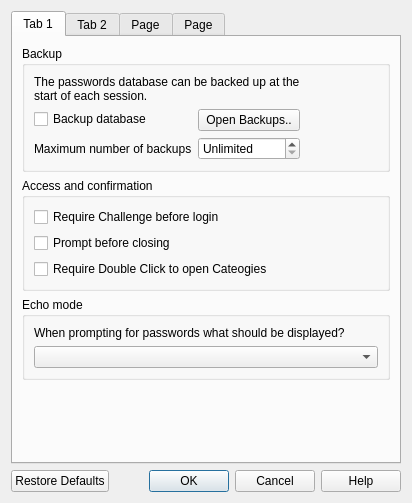
The window that ui/preferencesdialog.ui (sysal1280/passwords) describes before a commit, drawn with Qt 5.
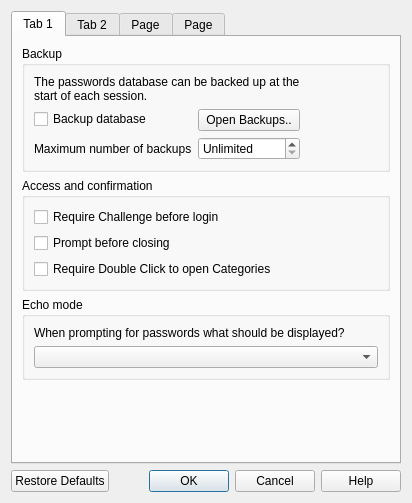
The same window after the commit.

Commit message:
Preferences Dialog
Fixed spelling mistake.

Patch:
```diff
--- a/ui/preferencesdialog.ui
+++ b/ui/preferencesdialog.ui
@@ -70,7 +70,7 @@
           <item row="2" column="0">
            <widget class="QCheckBox" name="checkBoxDblClickCategories">
             <property name="text">
-             <string>Require Double Click to open Cateogies</string>
+             <string>Require Double Click to open Categories</string>
             </property>
            </widget>
           </item>
```
